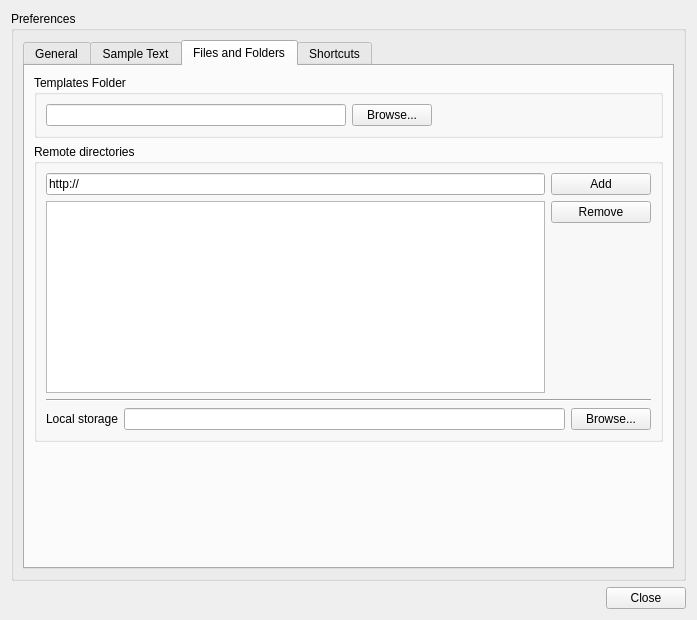
This is src/prefs_panel.ui in fontmatrix/fontmatrix as Qt 5 draws it before an edit. The edited form follows.
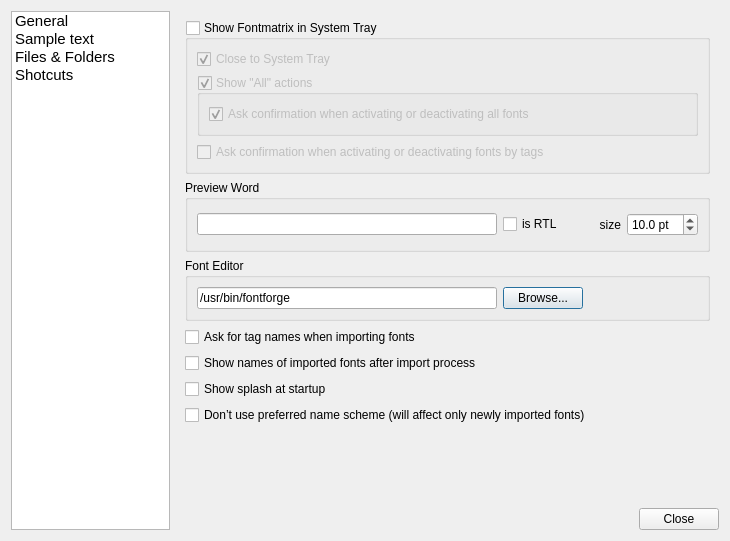
This is the edited form. The open tabs and pages were chosen to show the change. Icons and pictures are not drawn.

Commit message: Changed - preferences according to alexandr’s mockup

The edit to the form file:
```diff
--- a/src/prefs_panel.ui
+++ b/src/prefs_panel.ui
@@ -5,8 +5,8 @@
    <rect>
     <x>0</x>
     <y>0</y>
-    <width>691</width>
-    <height>620</height>
+    <width>730</width>
+    <height>541</height>
    </rect>
   </property>
   <property name="windowTitle" >
@@ -16,32 +16,23 @@
    <iconset resource="application.qrc" >
     <normaloff>:/fontmatrix_icon.png</normaloff>:/fontmatrix_icon.png</iconset>
   </property>
-  <layout class="QGridLayout" >
-   <item row="0" column="0" colspan="2" >
-    <widget class="QGroupBox" name="groupBox_7" >
-     <property name="title" >
-      <string>Preferences</string>
-     </property>
-     <layout class="QGridLayout" >
-      <item row="0" column="0" >
-       <widget class="QTabWidget" name="mainTab" >
+  <layout class="QGridLayout" name="gridLayout_2" >
+   <item row="0" column="1" colspan="2" >
+    <widget class="QStackedWidget" name="stackedPrefs" >
         <property name="currentIndex" >
          <number>0</number>
         </property>
-        <widget class="QWidget" name="tab" >
+     <widget class="QWidget" name="page" >
          <property name="geometry" >
           <rect>
            <x>0</x>
            <y>0</y>
-           <width>647</width>
-           <height>494</height>
-          </rect>
-         </property>
-         <attribute name="title" >
-          <string>General</string>
-         </attribute>
-         <layout class="QVBoxLayout" name="verticalLayout" >
-          <item>
+        <width>555</width>
+        <height>485</height>
+       </rect>
+      </property>
+      <layout class="QGridLayout" name="gridLayout_5" >
+       <item row="0" column="0" >
            <widget class="QGroupBox" name="systrayFrame" >
             <property name="title" >
              <string>Show Fontmatrix in System Tray</string>
@@ -55,7 +46,7 @@
             <property name="checked" >
              <bool>false</bool>
             </property>
-            <layout class="QVBoxLayout" >
+         <layout class="QVBoxLayout" name="_2" >
              <item>
               <widget class="QCheckBox" name="closeToSystray" >
                <property name="text" >
@@ -77,7 +68,7 @@
                <property name="checkable" >
                 <bool>true</bool>
                </property>
-               <layout class="QVBoxLayout" >
+            <layout class="QVBoxLayout" name="_3" >
                 <item>
                  <widget class="QCheckBox" name="activateAllConfirmation" >
                   <property name="text" >
@@ -101,12 +92,12 @@
             </layout>
            </widget>
           </item>
-          <item>
+       <item row="1" column="0" >
            <widget class="QGroupBox" name="groupBox" >
             <property name="title" >
              <string>Preview Word</string>
             </property>
-            <layout class="QGridLayout" >
+         <layout class="QGridLayout" name="_4" >
              <item row="0" column="0" >
               <widget class="QLineEdit" name="previewWord" >
                <property name="minimumSize" >
@@ -184,12 +175,12 @@
             </layout>
            </widget>
           </item>
-          <item>
+       <item row="2" column="0" >
            <widget class="QGroupBox" name="groupBox_4" >
             <property name="title" >
              <string>Font Editor</string>
             </property>
-            <layout class="QHBoxLayout" >
+         <layout class="QHBoxLayout" name="_5" >
              <item>
               <widget class="QLineEdit" name="fontEditorPath" >
                <property name="minimumSize" >
@@ -229,63 +220,60 @@
             </layout>
            </widget>
           </item>
-          <item>
+       <item row="3" column="0" >
            <widget class="QCheckBox" name="initTagBox" >
             <property name="text" >
              <string>Ask for tag names when importing fonts</string>
             </property>
            </widget>
           </item>
-          <item>
+       <item row="4" column="0" >
            <widget class="QCheckBox" name="showNamesBox" >
             <property name="text" >
              <string>Show names of imported fonts after import process</string>
             </property>
            </widget>
           </item>
-          <item>
+       <item row="5" column="0" >
            <widget class="QCheckBox" name="splashCheck" >
             <property name="text" >
              <string>Show splash at startup</string>
             </property>
            </widget>
           </item>
-          <item>
+       <item row="6" column="0" >
            <widget class="QCheckBox" name="familyNameScheme" >
             <property name="text" >
              <string>Don’t use preferred name scheme (will affect only newly imported fonts)</string>
             </property>
            </widget>
           </item>
-          <item>
-           <spacer>
+       <item row="7" column="0" >
+        <spacer name="verticalSpacer" >
             <property name="orientation" >
              <enum>Qt::Vertical</enum>
             </property>
             <property name="sizeHint" stdset="0" >
              <size>
-              <width>629</width>
-              <height>31</height>
+           <width>20</width>
+           <height>40</height>
              </size>
             </property>
            </spacer>
           </item>
          </layout>
         </widget>
-        <widget class="QWidget" name="tab_2" >
+     <widget class="QWidget" name="page_2" >
          <property name="geometry" >
           <rect>
            <x>0</x>
            <y>0</y>
-           <width>647</width>
-           <height>494</height>
-          </rect>
-         </property>
-         <attribute name="title" >
-          <string>Sample Text</string>
-         </attribute>
-         <layout class="QVBoxLayout" name="verticalLayout_3" >
-          <item>
+        <width>848</width>
+        <height>792</height>
+       </rect>
+      </property>
+      <layout class="QGridLayout" name="gridLayout_4" >
+       <item row="0" column="0" >
            <widget class="QGroupBox" name="groupBox_2" >
             <property name="toolTip" >
              <string/>
@@ -320,7 +308,7 @@
             </layout>
            </widget>
           </item>
-          <item>
+       <item row="1" column="0" >
            <widget class="QGroupBox" name="groupBox_3" >
             <property name="title" >
              <string>Initial Layout</string>
@@ -369,7 +357,7 @@
             </layout>
            </widget>
           </item>
-          <item>
+       <item row="2" column="0" >
            <widget class="QGroupBox" name="groupBox_8" >
             <property name="title" >
              <string>Hyphenation</string>
@@ -424,7 +412,7 @@
             </layout>
            </widget>
           </item>
-          <item>
+       <item row="3" column="0" >
            <layout class="QHBoxLayout" name="horizontalLayout_2" >
             <item>
              <spacer name="horizontalSpacer_2" >
@@ -450,25 +438,14 @@
           </item>
          </layout>
         </widget>
-        <widget class="QWidget" name="tab_3" >
-         <property name="geometry" >
-          <rect>
-           <x>0</x>
-           <y>0</y>
-           <width>647</width>
-           <height>494</height>
-          </rect>
-         </property>
-         <attribute name="title" >
-          <string>Files and Folders</string>
-         </attribute>
-         <layout class="QGridLayout" >
+     <widget class="QWidget" name="page_3" >
+      <layout class="QGridLayout" name="gridLayout_3" >
           <item row="0" column="0" >
            <widget class="QGroupBox" name="groupBox_5" >
             <property name="title" >
              <string>Templates Folder</string>
             </property>
-            <layout class="QGridLayout" >
+         <layout class="QGridLayout" name="_6" >
              <item row="0" column="0" >
               <widget class="QLineEdit" name="templatesFolder" >
                <property name="minimumSize" >
@@ -507,9 +484,9 @@
             <property name="title" >
              <string>Remote directories</string>
             </property>
-            <layout class="QGridLayout" >
+         <layout class="QGridLayout" name="_7" >
              <item row="0" column="0" >
-              <layout class="QHBoxLayout" >
+           <layout class="QHBoxLayout" name="_8" >
                <item>
                 <widget class="QLineEdit" name="newUrlText" >
                  <property name="text" >
@@ -533,12 +510,12 @@
               </layout>
              </item>
              <item row="1" column="0" >
-              <layout class="QHBoxLayout" >
+           <layout class="QHBoxLayout" name="_9" >
                <item>
                 <widget class="QListWidget" name="remoteDirList" />
                </item>
                <item>
-                <layout class="QVBoxLayout" >
+             <layout class="QVBoxLayout" name="_10" >
                  <item>
                   <widget class="QPushButton" name="remoteDirRemove" >
                    <property name="text" >
@@ -571,7 +548,7 @@
               </widget>
              </item>
              <item row="3" column="0" >
-              <layout class="QHBoxLayout" >
+           <layout class="QHBoxLayout" name="_11" >
                <item>
                 <widget class="QLabel" name="label_4" >
                  <property name="text" >
@@ -594,42 +571,18 @@
             </layout>
            </widget>
           </item>
-          <item row="2" column="0" >
-           <spacer>
-            <property name="orientation" >
-             <enum>Qt::Vertical</enum>
-            </property>
-            <property name="sizeHint" stdset="0" >
-             <size>
-              <width>629</width>
-              <height>31</height>
-             </size>
-            </property>
-           </spacer>
-          </item>
-         </layout>
-        </widget>
-        <widget class="QWidget" name="tab_4" >
-         <property name="geometry" >
-          <rect>
-           <x>0</x>
-           <y>0</y>
-           <width>647</width>
-           <height>494</height>
-          </rect>
-         </property>
-         <attribute name="title" >
-          <string>Shortcuts</string>
-         </attribute>
-         <layout class="QVBoxLayout" name="verticalLayout_2" >
-          <item>
+      </layout>
+     </widget>
+     <widget class="QWidget" name="page_4" >
+      <layout class="QGridLayout" name="gridLayout" >
+       <item row="0" column="0" >
            <widget class="QTableView" name="shortcutList" >
             <property name="editTriggers" >
              <set>QAbstractItemView::NoEditTriggers</set>
             </property>
            </widget>
           </item>
-          <item>
+       <item row="1" column="0" >
            <layout class="QHBoxLayout" name="horizontalLayout" >
             <item>
              <widget class="QToolButton" name="changeButton" >
@@ -683,13 +636,14 @@
            </layout>
           </item>
          </layout>
+      <zorder>layoutWidget_2</zorder>
+      <zorder>shortcutList</zorder>
+      <zorder>horizontalSpacer</zorder>
+      <zorder>horizontalSpacer</zorder>
         </widget>
        </widget>
       </item>
-     </layout>
-    </widget>
-   </item>
-   <item row="1" column="0" >
+   <item row="1" column="1" >
     <spacer>
      <property name="orientation" >
       <enum>Qt::Horizontal</enum>
@@ -702,13 +656,54 @@
      </property>
     </spacer>
    </item>
-   <item row="1" column="1" >
+   <item row="1" column="2" >
     <widget class="QPushButton" name="closeButton" >
      <property name="text" >
       <string>Close</string>
      </property>
     </widget>
    </item>
+   <item rowspan="2" row="0" column="0" >
+    <widget class="QListWidget" name="catList" >
+     <property name="sizePolicy" >
+      <sizepolicy vsizetype="Expanding" hsizetype="Preferred" >
+       <horstretch>0</horstretch>
+       <verstretch>0</verstretch>
+      </sizepolicy>
+     </property>
+     <property name="font" >
+      <font>
+       <pointsize>11</pointsize>
+       <weight>50</weight>
+       <bold>false</bold>
+       <strikeout>false</strikeout>
+      </font>
+     </property>
+     <property name="spacing" >
+      <number>5</number>
+     </property>
+     <item>
+      <property name="text" >
+       <string>General</string>
+      </property>
+     </item>
+     <item>
+      <property name="text" >
+       <string>Sample text</string>
+      </property>
+     </item>
+     <item>
+      <property name="text" >
+       <string>Files &amp; Folders</string>
+      </property>
+     </item>
+     <item>
+      <property name="text" >
+       <string>Shotcuts</string>
+      </property>
+     </item>
+    </widget>
+   </item>
   </layout>
  </widget>
  <resources>
```
Lines whose indentation alone changed are shown as unchanged. The commit also changes 3 other files.
